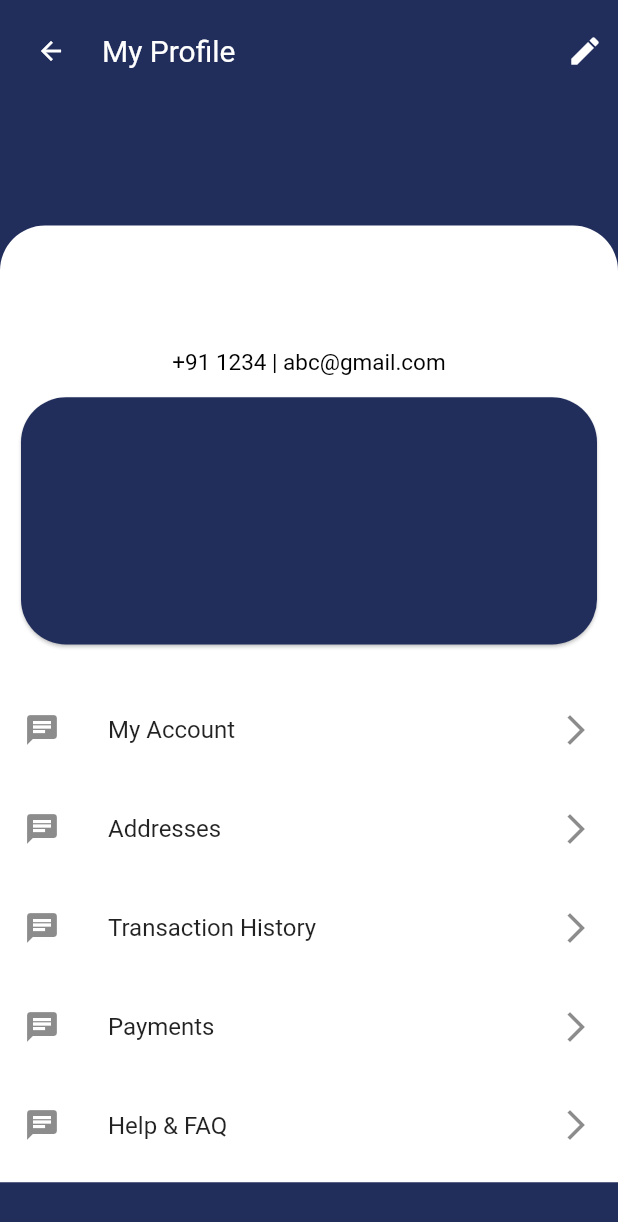
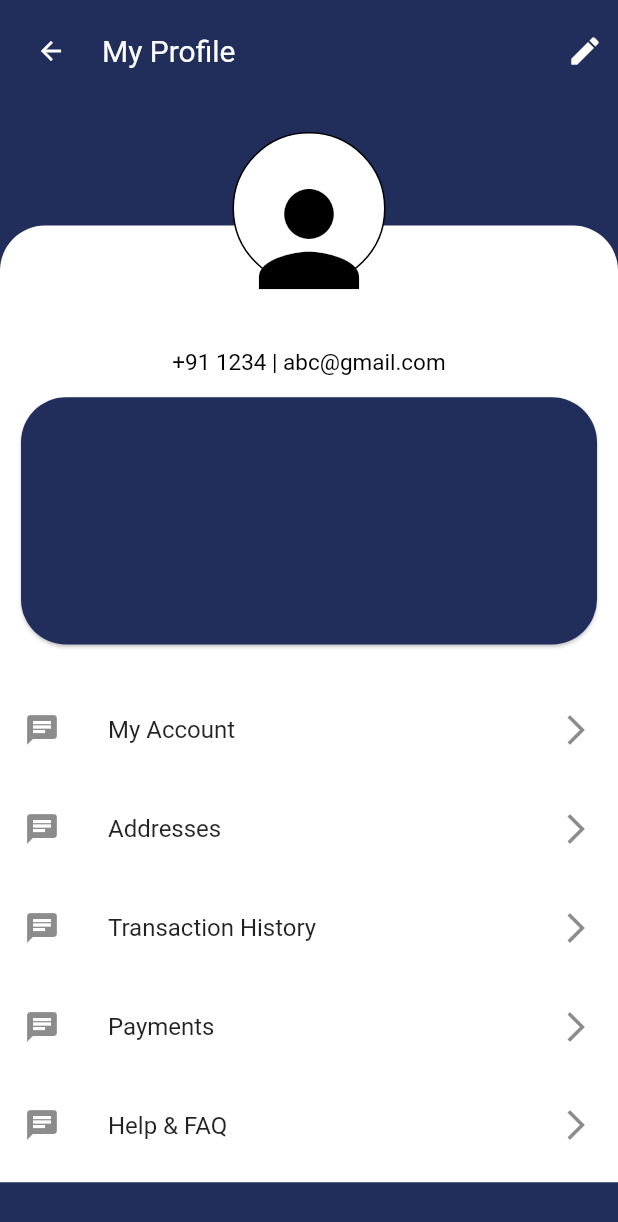
Before and after one commit to SK-0911/Roommate-App, a Flutter app: the MyHomePage screen opened directly, after a tap on the "person" icon, on a phone screen of 412 x 824 dp. Shown: the top 1222 px of the screen. Run offline on Flutter 3.47's test engine with Material 2 defaults, Android fonts, the phone set to English and light mode, and no system bars; our stand-ins replace another_carousel_pro, carousel_slider.

Commit message:
20/06/23

```diff
--- a/lib/Screens/profile.dart
+++ b/lib/Screens/profile.dart
@@ -55,9 +55,9 @@ class _ProfileState extends State<Profile> {
               ),
               // const SizedBox(height: 20),
 
-              Container(
-                // color: Colors.white,
-                child: Center(
+              Stack(
+                children: [
+                  Center(
                     child: Column(
                       children: [
                         SizedBox(height: MediaQuery.of(context).size.height*0.1),
@@ -105,6 +105,24 @@ class _ProfileState extends State<Profile> {
                       ],
                     ),
                   ),
+                  Column(
+                    children: [
+                      // SizedBox(
+                      //   height: MediaQuery.of(context).size.height/0.3,
+                      // ),
+                      Center(
+                        child: Container(
+                          decoration: BoxDecoration(shape: BoxShape.circle,
+                            border: Border.all(width: 1),
+                            color: Colors.white
+                          ),
+                          padding: const EdgeInsets.only(top: 40.0),
+                          child: Icon(Icons.person,size: 100,color: Colors.black,),
+                        ),
+                      )
+                    ],
+                  ),
+                ],
               )
           ],
         ),
--- a/lib/flatListing.dart
+++ b/lib/flatListing.dart
@@ -86,7 +86,7 @@ class _FlatListingState extends State<FlatListing> {
                 dotIncreaseSize: 2.5,
                 dotSpacing: 15.0,
                 boxFit: BoxFit.scaleDown,
-                autoplay: false,
+                autoplay: true,
               ),
             ),
             const SizedBox(height: 10),
--- a/lib/homePage.dart
+++ b/lib/homePage.dart
@@ -1029,7 +1029,7 @@ class _MyHomePageState extends State<MyHomePage> {
                 boxShadow: [
                   BoxShadow(
                       color: Colors.grey,
-                      blurRadius: isTablet ? 7 : 1,
+                      blurRadius: isTablet ? 7 : 2,
                       spreadRadius: isTablet ? 0.3 : -1,
                       offset: isTablet ? Offset(0, 0) : Offset(0, -2)),
                 ]),
@@ -1068,7 +1068,13 @@ class _MyHomePageState extends State<MyHomePage> {
             crossAxisAlignment: CrossAxisAlignment.center,
             mainAxisAlignment: MainAxisAlignment.center,
             children: [
-              Icon(
+              Container(
+                padding: EdgeInsets.all(8.0),
+                decoration: BoxDecoration(shape: BoxShape.circle,
+                    // border: Border.all(width: 1),
+                    color:  _selectedIndex == index ? AppColors.darkBlueTheme : Colors.white
+                ),
+                child: Icon(
                   index == 0
                       ? Icons.home
                       : index == 1
@@ -1076,21 +1082,22 @@ class _MyHomePageState extends State<MyHomePage> {
                           : index == 2
                               ? Icons.local_offer
                               : Icons.more_horiz,
-                size: 21,
-                // width: 21,
-                // height: 21,
-                color: _selectedIndex == index ? Colors.blue : Colors.grey,
+                  size: 25,
+
+                  color: _selectedIndex == index ? Colors.white
+                      : Colors.black54,
+                ),
               ),
 
               SizedBox(
                 height: 20,
               ),
-              Text(
-                title,
-                style: TextStyle(
-                    fontSize: 12,
-                    color: _selectedIndex == index ? Colors.blue : Colors.grey),
-              )
+              // Text(
+              //   title,
+              //   style: TextStyle(
+              //       fontSize: 12,
+              //       color: _selectedIndex == index ? Colors.blue : Colors.grey),
+              // )
             ],
           ),
         ),
--- a/lib/hostelListing.dart
+++ b/lib/hostelListing.dart
@@ -86,7 +86,7 @@ class _ListingState extends State<Listing> {
                   dotIncreaseSize: 2.5,
                   dotSpacing: 15.0,
                   boxFit: BoxFit.scaleDown,
-                  autoplay: false,
+                  autoplay: true,
                 ),
               ),
               const SizedBox(height: 10),
--- a/lib/pgListing.dart
+++ b/lib/pgListing.dart
@@ -87,7 +87,7 @@ class _PGListingState extends State<PGListing> {
                 dotIncreaseSize: 2.5,
                 dotSpacing: 15.0,
                 boxFit: BoxFit.scaleDown,
-                autoplay: false,
+                autoplay: true,
               ),
             ),
             const SizedBox(height: 10),
```
Lines whose indentation alone changed are shown as unchanged.
